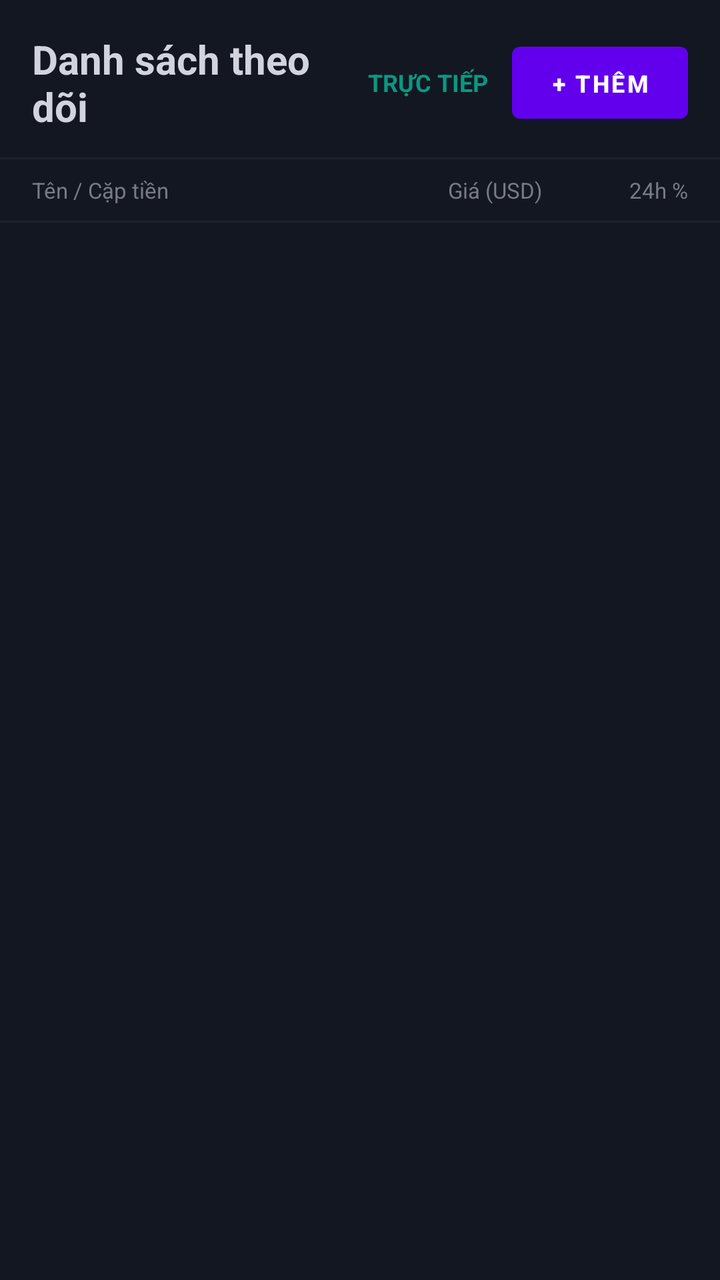
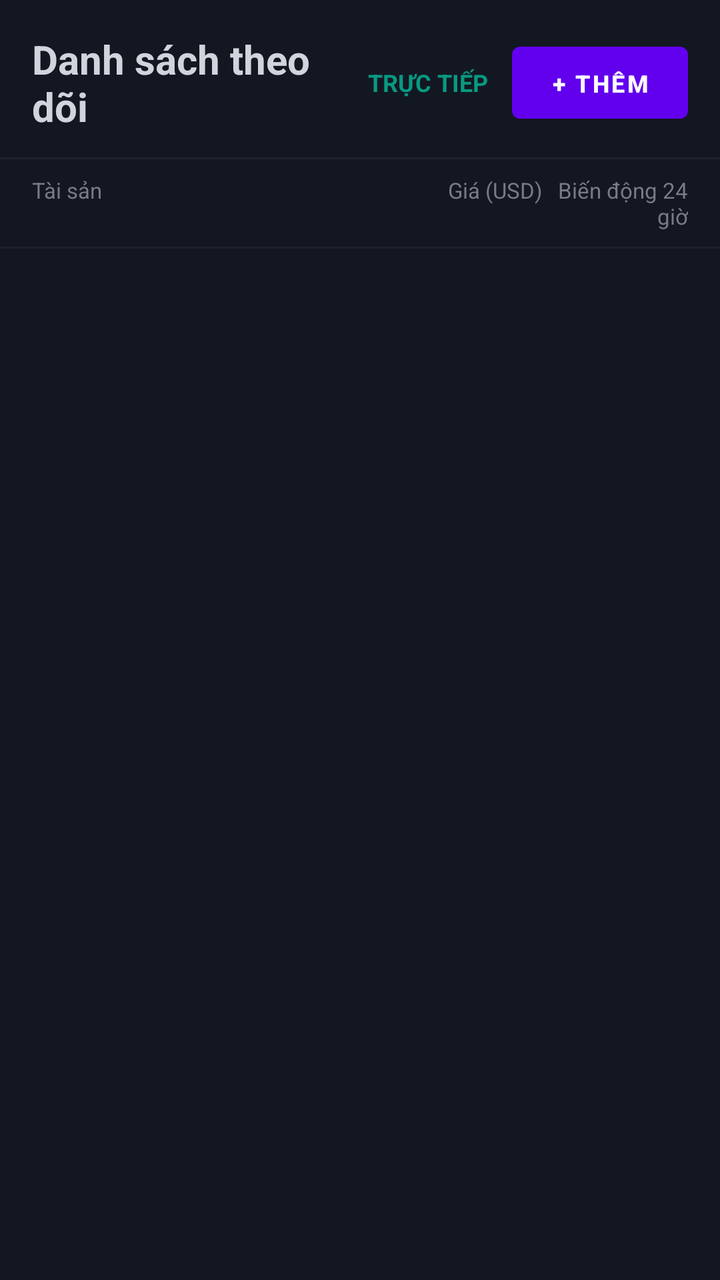

Before-and-after screenshots of an Android layout around one commit, followed by the original layout XML and the change that was made.
<!-- AndroidManifest.xml: application theme Theme.NHUMONGLENH -->
<!-- res/layout/fragment_watchlist.xml -->
<?xml version="1.0" encoding="utf-8"?>
<LinearLayout xmlns:android="http://schemas.android.com/apk/res/android"
    android:layout_width="match_parent"
    android:layout_height="match_parent"
    android:background="@color/tv_bg"
    android:orientation="vertical">

    
    <LinearLayout
        android:layout_width="match_parent"
        android:layout_height="wrap_content"
        android:orientation="horizontal"
        android:paddingStart="16dp"
        android:paddingEnd="16dp"
        android:paddingTop="16dp"
        android:paddingBottom="12dp"
        android:background="@color/tv_bg"
        android:gravity="center_vertical">

        <TextView
            android:layout_width="0dp"
            android:layout_height="wrap_content"
            android:layout_weight="1"
            android:text="Danh sách theo dõi"
            android:textColor="@color/tv_text_primary"
            android:textSize="20sp"
            android:textStyle="bold" />

        <TextView
            android:id="@+id/tvWatchlistStatus"
            android:layout_width="wrap_content"
            android:layout_height="wrap_content"
            android:text="TRỰC TIẾP"
            android:textColor="#089981"
            android:textSize="12sp"
            android:textStyle="bold"
            android:layout_marginEnd="12dp" />

        <Button
            android:id="@+id/btnAddWatchlist"
            android:layout_width="wrap_content"
            android:layout_height="36dp"
            android:text="+ Thêm"
            android:textColor="#FFFFFF"
            android:textSize="12sp"
            android:textStyle="bold"
            android:paddingStart="12dp"
            android:paddingEnd="12dp"
            android:background="@drawable/bg_percent_badge" />

    </LinearLayout>

    
    <TextView
        android:id="@+id/tvOfflineNotice"
        android:layout_width="match_parent"
        android:layout_height="wrap_content"
        android:background="#D32F2F"
        android:textColor="#FFFFFF"
        android:textSize="11sp"
        android:padding="6dp"
        android:gravity="center"
        android:text="CHẾ ĐỘ NGOẠI TUYẾN: Hiển thị giá đã lưu trên thiết bị"
        android:visibility="gone" />

    
    <View
        android:layout_width="match_parent"
        android:layout_height="1dp"
        android:background="@color/tv_surface" />

    
    <LinearLayout
        android:layout_width="match_parent"
        android:layout_height="wrap_content"
        android:orientation="horizontal"
        android:paddingStart="16dp"
        android:paddingEnd="16dp"
        android:paddingTop="8dp"
        android:paddingBottom="8dp">

        <TextView
            android:layout_width="0dp"
            android:layout_height="wrap_content"
            android:layout_weight="2"
            android:text="Tên / Cặp tiền"
            android:textColor="@color/tv_text_secondary"
            android:textSize="11sp" />

        <TextView
            android:layout_width="0dp"
            android:layout_height="wrap_content"
            android:layout_weight="1.5"
            android:text="Giá (USD)"
            android:gravity="end"
            android:textColor="@color/tv_text_secondary"
            android:textSize="11sp" />

        <TextView
            android:layout_width="0dp"
            android:layout_height="wrap_content"
            android:layout_weight="1"
            android:text="24h %"
            android:gravity="end"
            android:textColor="@color/tv_text_secondary"
            android:textSize="11sp" />

    </LinearLayout>

    
    <View
        android:layout_width="match_parent"
        android:layout_height="1dp"
        android:background="@color/tv_surface" />

    <FrameLayout
        android:layout_width="match_parent"
        android:layout_height="0dp"
        android:layout_weight="1">

        
        <ProgressBar
            android:id="@+id/pbWatchlist"
            android:layout_width="wrap_content"
            android:layout_height="wrap_content"
            android:layout_gravity="center"
            android:visibility="gone" />

        
        <TextView
            android:id="@+id/tvEmptyWatchlist"
            android:layout_width="wrap_content"
            android:layout_height="wrap_content"
            android:layout_gravity="center"
            android:textColor="@color/tv_text_secondary"
            android:textSize="14sp"
            android:text="Đang tải danh sách theo dõi..."
            android:visibility="gone" />

        
        <androidx.recyclerview.widget.RecyclerView
            android:id="@+id/rvWatchlist"
            android:layout_width="match_parent"
            android:layout_height="match_parent"
            android:clipToPadding="false"
            android:paddingBottom="8dp" />

    </FrameLayout>

</LinearLayout>
<!-- resources referenced by this layout -->
<resources>
  <color name="tv_bg">#131722</color>
  <color name="tv_surface">#1E222D</color>
  <color name="tv_text_primary">#D1D4DC</color>
  <color name="tv_text_secondary">#787B86</color>
  <!-- drawable bg_percent_badge (drawable) -->
  <?xml version="1.0" encoding="utf-8"?>
  <shape xmlns:android="http://schemas.android.com/apk/res/android"
      android:shape="rectangle">
      <solid android:color="#089981" />
      <corners android:radius="4dp" />
  </shape>
  <style name="Theme.NHUMONGLENH" parent="Theme.MaterialComponents.DayNight.DarkActionBar">
          
          <item name="colorPrimary">@color/purple_500</item>
          <item name="colorPrimaryVariant">@color/purple_700</item>
          <item name="colorOnPrimary">@color/white</item>
          
          <item name="colorSecondary">@color/teal_200</item>
          <item name="colorSecondaryVariant">@color/teal_700</item>
          <item name="colorOnSecondary">@color/black</item>
          
          <item name="android:statusBarColor">?attr/colorPrimaryVariant</item>
          
      </style>
  <color name="purple_500">#FF6200EE</color>
  <color name="purple_700">#FF3700B3</color>
  <color name="white">#FFFFFFFF</color>
  <color name="teal_200">#FF03DAC5</color>
  <color name="teal_700">#FF018786</color>
  <color name="black">#FF000000</color>
</resources>

<!-- the commit's change to res/layout/fragment_watchlist.xml (unified diff, before → after) -->
@@ -83,7 +83,7 @@
             android:layout_width="0dp"
             android:layout_height="wrap_content"
             android:layout_weight="2"
-            android:text="Tên / Cặp tiền"
+            android:text="@string/watchlist_col_asset"
             android:textColor="@color/tv_text_secondary"
             android:textSize="11sp" />
 
@@ -100,7 +100,7 @@
             android:layout_width="0dp"
             android:layout_height="wrap_content"
             android:layout_weight="1"
-            android:text="24h %"
+            android:text="@string/watchlist_col_change_24h"
             android:gravity="end"
             android:textColor="@color/tv_text_secondary"
             android:textSize="11sp" />
<!-- resource entries referenced after the edit -->
@@ -11,6 +11,8 @@
       <solid android:color="#089981" />
       <corners android:radius="4dp" />
   </shape>
+  <string name="watchlist_col_asset">Tài sản</string>
+  <string name="watchlist_col_change_24h">Biến động 24 giờ</string>
   <style name="Theme.NHUMONGLENH" parent="Theme.MaterialComponents.DayNight.DarkActionBar">
           
           <item name="colorPrimary">@color/purple_500</item>
